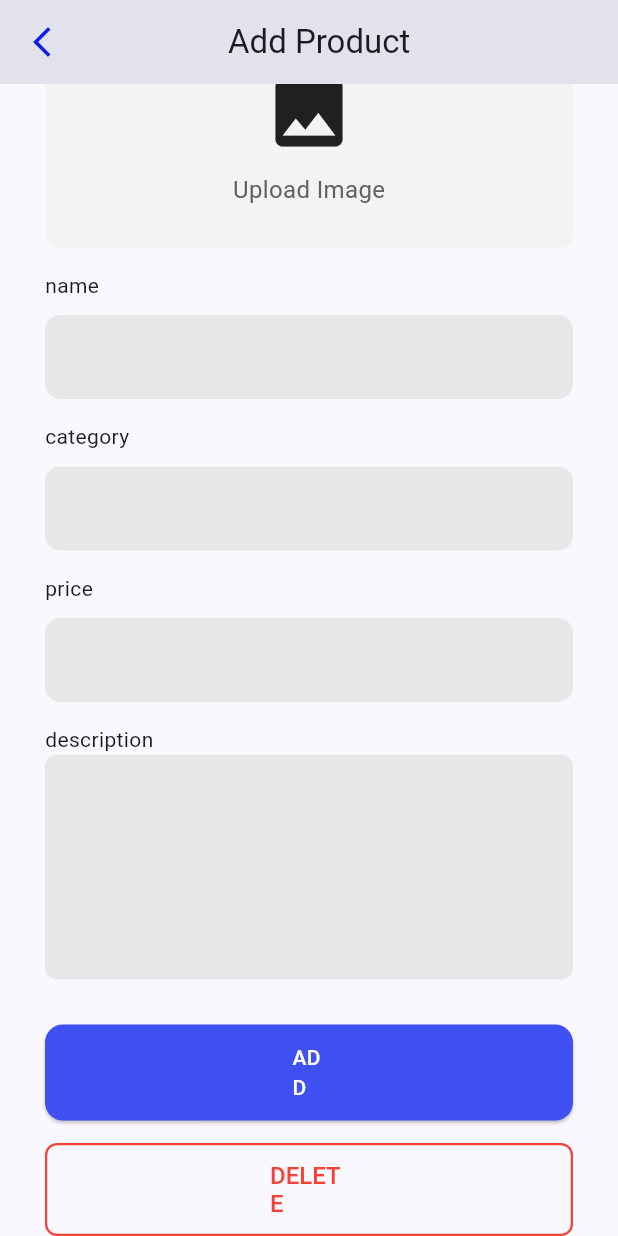
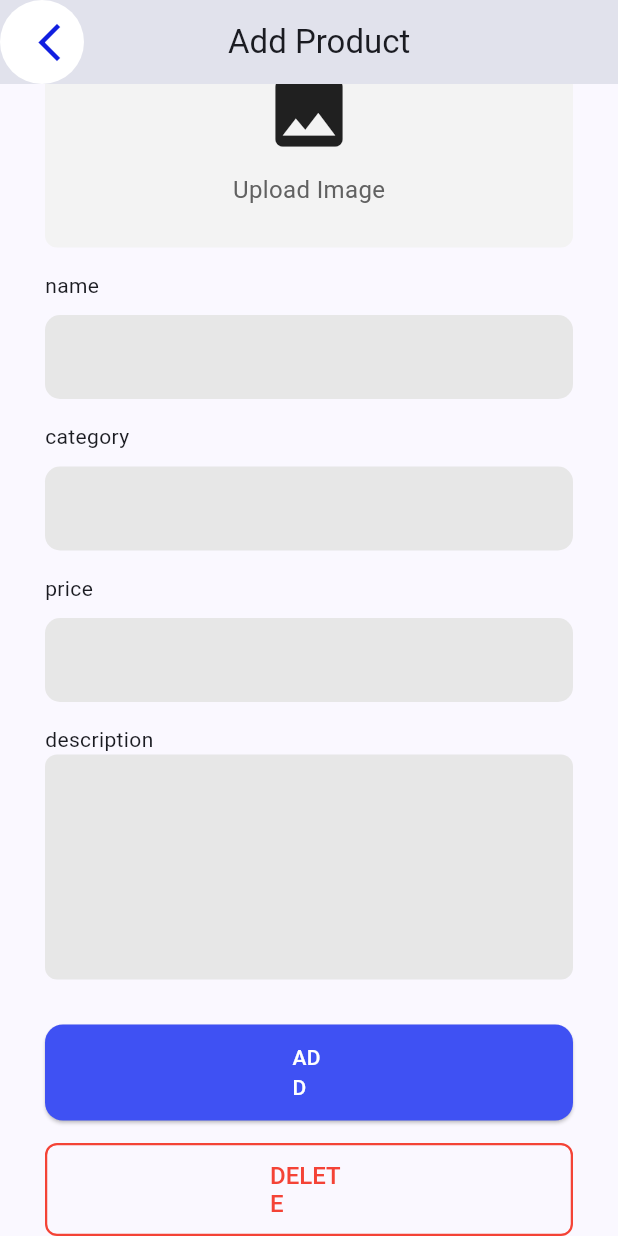
Before and after one commit to SabonaWaktole/2024-project-phase-mobile-tasks, a Flutter app: the AddUpdatePage screen opened directly, scrolled down 56 dp, on a phone screen of 412 x 824 dp. Run offline on Flutter 3.47's test engine with Material 3 defaults, Android fonts, the phone set to English and light mode, and no system bars; our stand-ins replace google_fonts.

Commit message:
add navigation to every buttons

```diff
--- a/on-boarding/mobile_sabona/lib/views/pages/add_update_page.dart
+++ b/on-boarding/mobile_sabona/lib/views/pages/add_update_page.dart
@@ -13,9 +13,23 @@ class _AddUpdatePageState extends State<AddUpdatePage> {
   Widget build(BuildContext context) {
     return Scaffold(
       appBar: AppBar(
-        leading: Icon(
-          Icons.arrow_back_ios_new,
-          color: const Color.fromARGB(255, 16, 30, 224),
+        leading: ElevatedButton(
+          onPressed: () {
+            Navigator.of(context).pop();
+          },
+
+          style: ElevatedButton.styleFrom(
+            shape: const CircleBorder(),
+            padding: EdgeInsets.only(left: 10),
+            backgroundColor: Colors.white,
+            elevation: 0,
+          ),
+
+          child: Icon(
+            Icons.arrow_back_ios_new,
+            color: const Color.fromARGB(255, 16, 30, 224),
+            size: 30,
+          ),
         ),
         title: Padding(
           padding: const EdgeInsets.fromLTRB(80, 10, 10, 10),
@@ -39,7 +53,7 @@ class _AddUpdatePageState extends State<AddUpdatePage> {
                         height: 150,
                         width: double.infinity,
                         decoration: BoxDecoration(
-                          color: Color.fromARGB(255,243,243,243),
+                          color: Color.fromARGB(255, 243, 243, 243),
                           borderRadius: BorderRadius.circular(8),
                         ),
                         child: Column(
@@ -122,7 +136,7 @@ class _AddUpdatePageState extends State<AddUpdatePage> {
                   ElevatedButton(
                     onPressed: () {},
                     style: ElevatedButton.styleFrom(
-                      backgroundColor: const Color.fromARGB(255,63,81,243),
+                      backgroundColor: const Color.fromARGB(255, 63, 81, 243),
                       foregroundColor: Colors.white,
                       padding: EdgeInsets.symmetric(
                         horizontal: 165,
--- a/on-boarding/mobile_sabona/lib/views/widgets/widget_builder.dart
+++ b/on-boarding/mobile_sabona/lib/views/widgets/widget_builder.dart
@@ -1,5 +1,5 @@
 import 'package:flutter/material.dart';
-import 'package:mobile_sabona/datas/product_repository.dart';
+// import 'package:mobile_sabona/datas/product_repository.dart';
 
 class WidgetBuilder extends StatefulWidget {
   const WidgetBuilder({super.key});
```
Also changed, not shown: on-boarding/mobile_sabona/lib/main.dart (+5 -11 lines), on-boarding/mobile_sabona/lib/views/pages/detail_page.dart (+19 -10 lines), on-boarding/mobile_sabona/lib/views/pages/home_page.dart (+32 -9 lines), on-boarding/mobile_sabona/lib/views/pages/search_page.dart (+8 -3 lines), on-boarding/mobile_sabona/lib/views/widgets/detail_card.dart (+11 -11 lines), on-boarding/mobile_sabona/lib/views/widgets/product_card.dart (+13 -4 lines).
